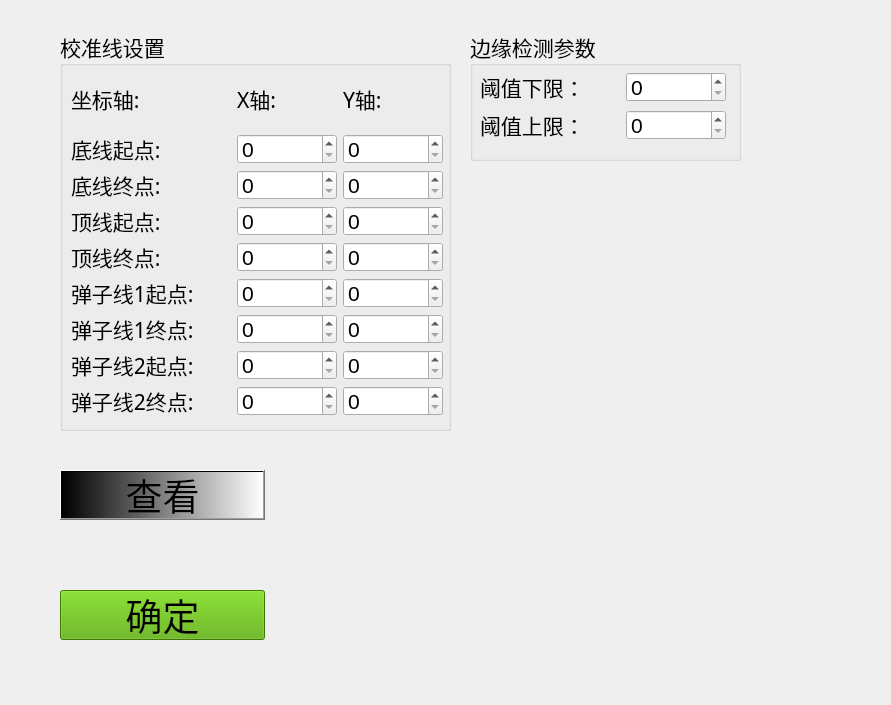
Old version of the form resource/UI/set_calibration_line.ui in the repository weiyl-chenjie/KeyReader.
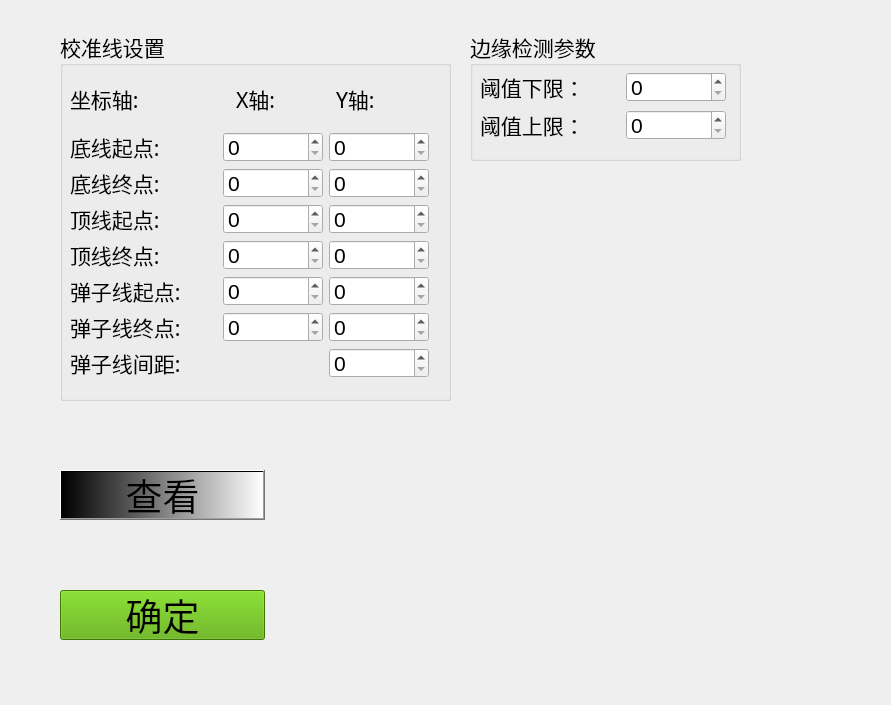
New version of the form.

What changed in the file:
```diff
--- a/resource/UI/set_calibration_line.ui
+++ b/resource/UI/set_calibration_line.ui
@@ -99,7 +99,7 @@
      <x>60</x>
      <y>30</y>
      <width>391</width>
-     <height>401</height>
+     <height>371</height>
     </rect>
    </property>
    <property name="font">
@@ -114,14 +114,14 @@
    <widget class="QWidget" name="">
     <property name="geometry">
      <rect>
-      <x>11</x>
-      <y>40</y>
-      <width>372</width>
-      <height>346</height>
+      <x>10</x>
+      <y>41</y>
+      <width>359</width>
+      <height>307</height>
      </rect>
     </property>
-    <layout class="QGridLayout" name="gridLayout">
-     <item row="0" column="0">
+    <layout class="QVBoxLayout" name="verticalLayout">
+     <item>
       <layout class="QHBoxLayout" name="horizontalLayout_9">
        <item>
         <widget class="QLabel" name="label_Axis">
@@ -182,7 +182,7 @@
        </item>
       </layout>
      </item>
-     <item row="1" column="0">
+     <item>
       <layout class="QHBoxLayout" name="horizontalLayout">
        <item>
         <widget class="QLabel" name="label_">
@@ -273,7 +273,7 @@
        </item>
       </layout>
      </item>
-     <item row="2" column="0">
+     <item>
       <layout class="QHBoxLayout" name="horizontalLayout_2">
        <item>
         <widget class="QLabel" name="label_2">
@@ -358,7 +358,7 @@
        </item>
       </layout>
      </item>
-     <item row="3" column="0">
+     <item>
       <layout class="QHBoxLayout" name="horizontalLayout_3">
        <item>
         <widget class="QLabel" name="label_3">
@@ -443,7 +443,7 @@
        </item>
       </layout>
      </item>
-     <item row="4" column="0">
+     <item>
       <layout class="QHBoxLayout" name="horizontalLayout_4">
        <item>
         <widget class="QLabel" name="label_4">
@@ -528,7 +528,7 @@
        </item>
       </layout>
      </item>
-     <item row="5" column="0">
+     <item>
       <layout class="QHBoxLayout" name="horizontalLayout_5">
        <item>
         <widget class="QLabel" name="label_5">
@@ -545,7 +545,7 @@
           </font>
          </property>
          <property name="text">
-          <string>弹子线1起点:</string>
+          <string>弹子线起点:</string>
          </property>
         </widget>
        </item>
@@ -613,7 +613,7 @@
        </item>
       </layout>
      </item>
-     <item row="6" column="0">
+     <item>
       <layout class="QHBoxLayout" name="horizontalLayout_6">
        <item>
         <widget class="QLabel" name="label_8">
@@ -630,7 +630,7 @@
           </font>
          </property>
          <property name="text">
-          <string>弹子线1终点:</string>
+          <string>弹子线终点:</string>
          </property>
         </widget>
        </item>
@@ -698,94 +698,9 @@
        </item>
       </layout>
      </item>
-     <item row="7" column="0">
+     <item>
       <layout class="QHBoxLayout" name="horizontalLayout_7">
        <item>
-        <widget class="QLabel" name="label_6">
-         <property name="minimumSize">
-          <size>
-           <width>60</width>
-           <height>30</height>
-          </size>
-         </property>
-         <property name="font">
-          <font>
-           <family>华文楷体</family>
-           <pointsize>16</pointsize>
-          </font>
-         </property>
-         <property name="text">
-          <string>弹子线2起点:</string>
-         </property>
-        </widget>
-       </item>
-       <item>
-        <widget class="QSpinBox" name="spinBox_pts_vertical2_start_x">
-         <property name="sizePolicy">
-          <sizepolicy hsizetype="Minimum" vsizetype="Fixed">
-           <horstretch>0</horstretch>
-           <verstretch>1</verstretch>
-          </sizepolicy>
-         </property>
-         <property name="minimumSize">
-          <size>
-           <width>100</width>
-           <height>30</height>
-          </size>
-         </property>
-         <property name="maximumSize">
-          <size>
-           <width>100</width>
-           <height>30</height>
-          </size>
-         </property>
-         <property name="font">
-          <font>
-           <family>Arial</family>
-           <pointsize>16</pointsize>
-          </font>
-         </property>
-         <property name="maximum">
-          <number>2048</number>
-         </property>
-        </widget>
-       </item>
-       <item>
-        <widget class="QSpinBox" name="spinBox_pts_vertical2_start_y">
-         <property name="sizePolicy">
-          <sizepolicy hsizetype="Minimum" vsizetype="Fixed">
-           <horstretch>0</horstretch>
-           <verstretch>1</verstretch>
-          </sizepolicy>
-         </property>
-         <property name="minimumSize">
-          <size>
-           <width>100</width>
-           <height>30</height>
-          </size>
-         </property>
-         <property name="maximumSize">
-          <size>
-           <width>100</width>
-           <height>30</height>
-          </size>
-         </property>
-         <property name="font">
-          <font>
-           <family>Arial</family>
-           <pointsize>16</pointsize>
-          </font>
-         </property>
-         <property name="maximum">
-          <number>2048</number>
-         </property>
-        </widget>
-       </item>
-      </layout>
-     </item>
-     <item row="8" column="0">
-      <layout class="QHBoxLayout" name="horizontalLayout_8">
-       <item>
         <widget class="QLabel" name="label_9">
          <property name="minimumSize">
           <size>
@@ -800,43 +715,12 @@
           </font>
          </property>
          <property name="text">
-          <string>弹子线2终点:</string>
+          <string>弹子线间距:</string>
          </property>
         </widget>
        </item>
        <item>
-        <widget class="QSpinBox" name="spinBox_pts_vertical2_end_x">
-         <property name="sizePolicy">
-          <sizepolicy hsizetype="Minimum" vsizetype="Fixed">
-           <horstretch>0</horstretch>
-           <verstretch>1</verstretch>
-          </sizepolicy>
-         </property>
-         <property name="minimumSize">
-          <size>
-           <width>100</width>
-           <height>30</height>
-          </size>
-         </property>
-         <property name="maximumSize">
-          <size>
-           <width>100</width>
-           <height>30</height>
-          </size>
-         </property>
-         <property name="font">
-          <font>
-           <family>Arial</family>
-           <pointsize>16</pointsize>
-          </font>
-         </property>
-         <property name="maximum">
-          <number>2048</number>
-         </property>
-        </widget>
-       </item>
-       <item>
-        <widget class="QSpinBox" name="spinBox_pts_vertical2_end_y">
+        <widget class="QSpinBox" name="spinBox_pts_vertical_interval">
          <property name="sizePolicy">
           <sizepolicy hsizetype="Minimum" vsizetype="Fixed">
            <horstretch>0</horstretch>
```
Left out of the diff: 8 changed lines with no effect on the pictures.
